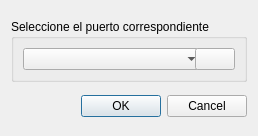
Before: the Qt Designer form dialog_conexion.ui in javosmar/multiserie, drawn with Qt 5.
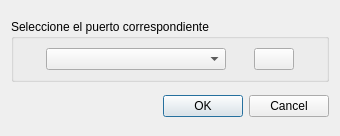
After: the same form once the commit is applied. Icons and pictures are not drawn.

What changed in the file:
```diff
--- a/dialog_conexion.ui
+++ b/dialog_conexion.ui
@@ -6,7 +6,7 @@
    <rect>
     <x>0</x>
     <y>0</y>
-    <width>258</width>
+    <width>340</width>
     <height>136</height>
    </rect>
   </property>
@@ -18,7 +18,7 @@
   </property>
   <property name="maximumSize">
    <size>
-    <width>258</width>
+    <width>340</width>
     <height>136</height>
    </size>
   </property>
@@ -49,6 +49,19 @@
       <string>Seleccione el puerto correspondiente</string>
      </property>
      <layout class="QHBoxLayout" name="horizontalLayout">
+      <item>
+       <spacer name="horizontalSpacer_3">
+        <property name="orientation">
+         <enum>Qt::Horizontal</enum>
+        </property>
+        <property name="sizeHint" stdset="0">
+         <size>
+          <width>40</width>
+          <height>20</height>
+         </size>
+        </property>
+       </spacer>
+      </item>
       <item>
        <widget class="QComboBox" name="comboBoxPuerto">
         <property name="minimumSize">
@@ -59,6 +72,19 @@
         </property>
        </widget>
       </item>
+      <item>
+       <spacer name="horizontalSpacer">
+        <property name="orientation">
+         <enum>Qt::Horizontal</enum>
+        </property>
+        <property name="sizeHint" stdset="0">
+         <size>
+          <width>40</width>
+          <height>20</height>
+         </size>
+        </property>
+       </spacer>
+      </item>
       <item>
        <widget class="QPushButton" name="pushButtonActualizar">
         <property name="text">
@@ -70,6 +96,19 @@
         </property>
        </widget>
       </item>
+      <item>
+       <spacer name="horizontalSpacer_2">
+        <property name="orientation">
+         <enum>Qt::Horizontal</enum>
+        </property>
+        <property name="sizeHint" stdset="0">
+         <size>
+          <width>40</width>
+          <height>20</height>
+         </size>
+        </property>
+       </spacer>
+      </item>
      </layout>
     </widget>
    </item>
```
